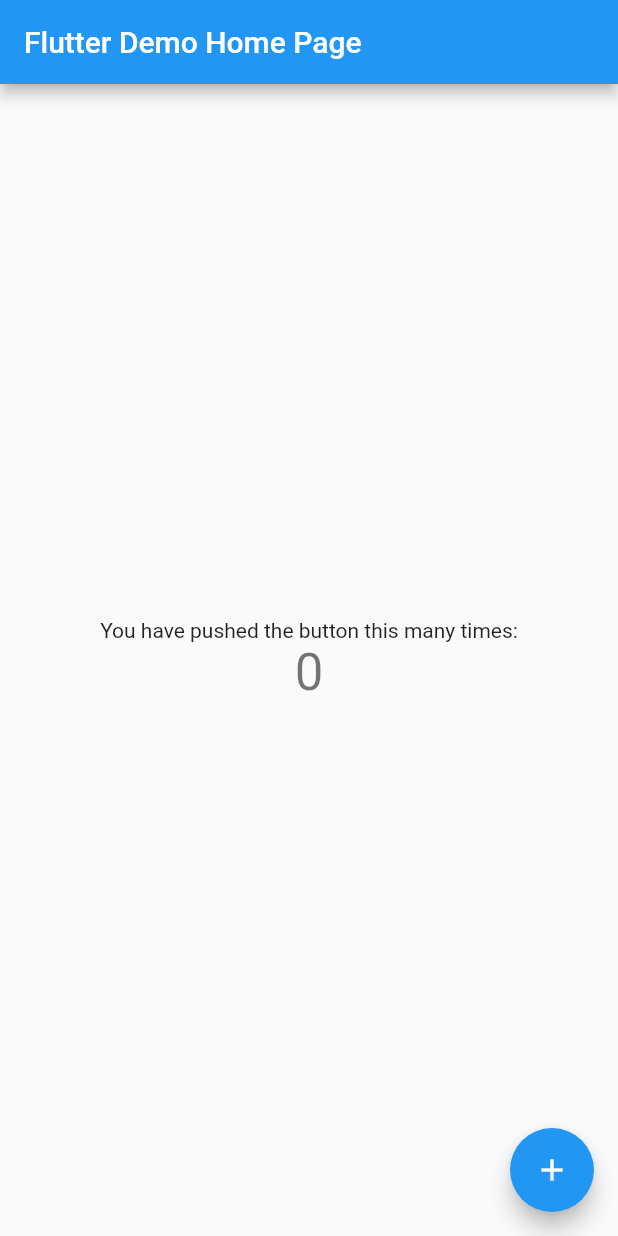
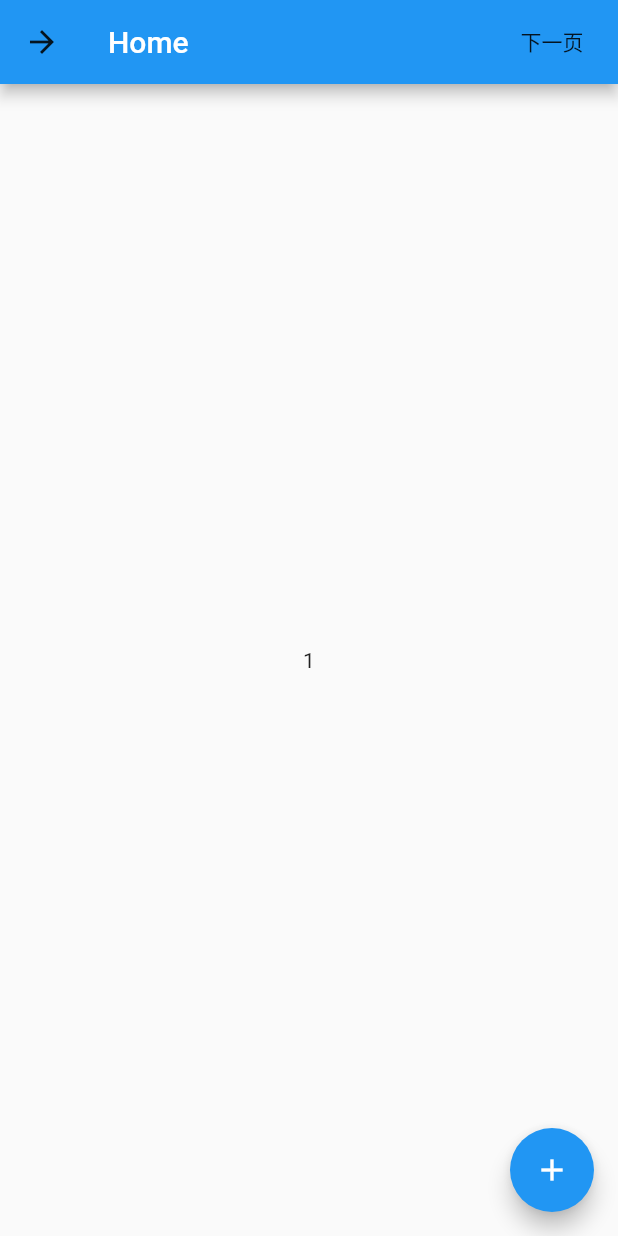
Before and after one commit to ZhouFaHong/provider_demo, a Flutter app: the screen it shows after launch, on a phone screen of 412 x 824 dp. Run offline on Flutter 3.47's test engine with Material 2 defaults, Android fonts, the phone set to English and light mode, and no system bars.

Commit message:
提交简单的测试

```diff
--- /dev/null
+++ b/lib/home.dart
@@ -0,0 +1,44 @@
+import 'package:flutter/material.dart';
+import 'secondPage.dart';
+import 'package:provider/provider.dart';
+import 'model.dart';
+
+class HomePage extends StatelessWidget {
+  const HomePage({Key key}) : super(key: key);
+
+  @override
+  Widget build(BuildContext context) {
+    return Container(
+      child: Scaffold(
+        appBar: AppBar(
+          title: Text("Home"),
+          leading: FlatButton(
+              child: Icon(Icons.arrow_forward),
+              onPressed: () =>
+                  Navigator.push(context, MaterialPageRoute(builder: (context) {
+                return SecondPage();
+              })),
+            ),
+          actions: <Widget>[
+            FlatButton(
+              child: Text("下一页"),
+              onPressed: () =>
+                  Navigator.push(context, MaterialPageRoute(builder: (context) {
+                return SecondPage();
+              })),
+            ),
+          ],
+        ),
+        body: Center(
+          child: Text("${Provider.of<Counter>(context).count}"), //1
+        ),
+        floatingActionButton: FloatingActionButton(
+          onPressed: () {
+            Provider.of<Counter>(context).add(); //2
+          },
+          child: Icon(Icons.add),
+        ),
+      ),
+    );
+  }
+}
--- a/lib/main.dart
+++ b/lib/main.dart
@@ -1,111 +1,98 @@
 import 'package:flutter/material.dart';
+import 'package:provider/provider.dart';
+import 'package:provider_demo/model.dart';
+import 'home.dart';
+import 'index_page.dart';
+import 'index_provider.dart';
+/**
+ * Provider 获取数据状态有两种方式：
+  1.使用 Provider.of<T>(context)
+  2.使用 Consumer
+  不过这两种方式都需要在顶层套上 ChangeNotifierProvider():
+ */
+void main() => runApp(
 
-void main() => runApp(MyApp());
+        // 使用Provider全局配置
+        MultiProvider(
+      providers: [
+        // 两种方式，这里使用ChangeNotifierProvider，因为可以自动调用dispose()方法，帮我释放资源
+        ChangeNotifierProvider(builder: (_) => IndexProvider()),
+        // ChangeNotifierProvider.value(value: IndexProvider()),
 
+        // 改变主题颜色
+        ChangeNotifierProvider<DataInfo>.value(value: DataInfo(),child: MyApp(),),
+
+        /// 计数
+        ChangeNotifierProvider<Counter>.value(
+          value: Counter(1),
+          child: MyApp(),
+        )
+      ],
+      child: MyApp(),
+      // child: MyApp1(),
+    ));
+
+// 数字增加
 class MyApp extends StatelessWidget {
   // This widget is the root of your application.
   @override
   Widget build(BuildContext context) {
+    DataInfo dataInfo = Provider.of<DataInfo>(context);
     return MaterialApp(
-      title: 'Flutter Demo',
-      theme: ThemeData(
-        // This is the theme of your application.
-        //
-        // Try running your application with "flutter run". You'll see the
-        // application has a blue toolbar. Then, without quitting the app, try
-        // changing the primarySwatch below to Colors.green and then invoke
-        // "hot reload" (press "r" in the console where you ran "flutter run",
-        // or simply save your changes to "hot reload" in a Flutter IDE).
-        // Notice that the counter didn't reset back to zero; the application
-        // is not restarted.
-        primarySwatch: Colors.blue,
-      ),
-      home: MyHomePage(title: 'Flutter Demo Home Page'),
+      title: 'Provider Demo',
+      // theme: ThemeData(
+      //   primarySwatch: Colors.blue,
+      // ),
+      theme: dataInfo.changeTheme(),
+      home: HomePage(),
     );
   }
 }
 
-class MyHomePage extends StatefulWidget {
-  MyHomePage({Key key, this.title}) : super(key: key);
 
-  // This widget is the home page of your application. It is stateful, meaning
-  // that it has a State object (defined below) that contains fields that affect
-  // how it looks.
-
-  // This class is the configuration for the state. It holds the values (in this
-  // case the title) provided by the parent (in this case the App widget) and
-  // used by the build method of the State. Fields in a Widget subclass are
-  // always marked "final".
-
-  final String title;
-
-  @override
-  _MyHomePageState createState() => _MyHomePageState();
-}
-
-class _MyHomePageState extends State<MyHomePage> {
-  int _counter = 0;
-
-  void _incrementCounter() {
-    setState(() {
-      // This call to setState tells the Flutter framework that something has
-      // changed in this State, which causes it to rerun the build method below
-      // so that the display can reflect the updated values. If we changed
-      // _counter without calling setState(), then the build method would not be
-      // called again, and so nothing would appear to happen.
-      _counter++;
-    });
-  }
-
+// 页面的切换
+class MyApp1 extends StatelessWidget {
+  // This widget is the root of your application.
   @override
   Widget build(BuildContext context) {
-    // This method is rerun every time setState is called, for instance as done
-    // by the _incrementCounter method above.
-    //
-    // The Flutter framework has been optimized to make rerunning build methods
-    // fast, so that you can just rebuild anything that needs updating rather
-    // than having to individually change instances of widgets.
-    return Scaffold(
-      appBar: AppBar(
-        // Here we take the value from the MyHomePage object that was created by
-        // the App.build method, and use it to set our appbar title.
-        title: Text(widget.title),
+    return MaterialApp(
+      title: 'Provider Demo',
+      theme: ThemeData(
+        primarySwatch: Colors.blue,
       ),
-      body: Center(
-        // Center is a layout widget. It takes a single child and positions it
-        // in the middle of the parent.
-        child: Column(
-          // Column is also a layout widget. It takes a list of children and
-          // arranges them vertically. By default, it sizes itself to fit its
-          // children horizontally, and tries to be as tall as its parent.
-          //
-          // Invoke "debug painting" (press "p" in the console, choose the
-          // "Toggle Debug Paint" action from the Flutter Inspector in Android
-          // Studio, or the "Toggle Debug Paint" command in Visual Studio Code)
-          // to see the wireframe for each widget.
-          //
-          // Column has various properties to control how it sizes itself and
-          // how it positions its children. Here we use mainAxisAlignment to
-          // center the children vertically; the main axis here is the vertical
-          // axis because Columns are vertical (the cross axis would be
-          // horizontal).
-          mainAxisAlignment: MainAxisAlignment.center,
-          children: <Widget>[
-            Text(
-              'You have pushed the button this many times:',
-            ),
-            Text(
-              '$_counter',
-              style: Theme.of(context).textTheme.display1,
-            ),
-          ],
-        ),
-      ),
-      floatingActionButton: FloatingActionButton(
-        onPressed: _incrementCounter,
-        tooltip: 'Increment',
-        child: Icon(Icons.add),
-      ), // This trailing comma makes auto-formatting nicer for build methods.
+      home: IndexPage(),
     );
   }
 }
+
+
+
+// 创建共享数据类
+class DataInfo with ChangeNotifier {
+  int _count = 0;
+
+  ThemeData _dataTheme = ThemeData.dark();
+
+  get dataTheme => this._dataTheme;
+
+  get count => this._count;
+
+  addCount() {
+    this._count++;
+    notifyListeners();
+  }
+
+  subCount() {
+    this._count--;
+    notifyListeners();
+  }
+
+  changeTheme() {
+    if (this._dataTheme == ThemeData.light()) {
+      this._dataTheme = ThemeData.dark();
+    } else {
+      this._dataTheme = ThemeData.light();
+    }
+    notifyListeners();
+  }
+}
--- /dev/null
+++ b/lib/model.dart
@@ -0,0 +1,18 @@
+import 'package:flutter/material.dart';
+import 'package:provider/provider.dart';
+
+class Counter with ChangeNotifier {
+  // 1.这里需要混入ChangeNotifier
+
+  int _count;
+  Counter(this._count);
+
+  void add() {
+    this._count++;
+    notifyListeners(); /* 2.写一个增加的方法，然后需要调用notifyListeners();
+                          这个方法是通知用到Counter对象的widget刷新用的。*/
+  }
+
+  get count => this._count; // 3.get方法
+
+}
--- a/pubspec.yaml
+++ b/pubspec.yaml
@@ -23,6 +23,8 @@ dependencies:
   # The following adds the Cupertino Icons font to your application.
   # Use with the CupertinoIcons class for iOS style icons.
   cupertino_icons: ^0.1.2
+
+  provider: ^3.1.0+1
 
 dev_dependencies:
   flutter_test:
```
Also changed, not shown: lib/index_page.dart (added, +101 -0 lines), lib/index_provider.dart (added, +27 -0 lines), lib/secondPage.dart (added, +26 -0 lines), lib/presale.dart (added), pubspec.lock.
